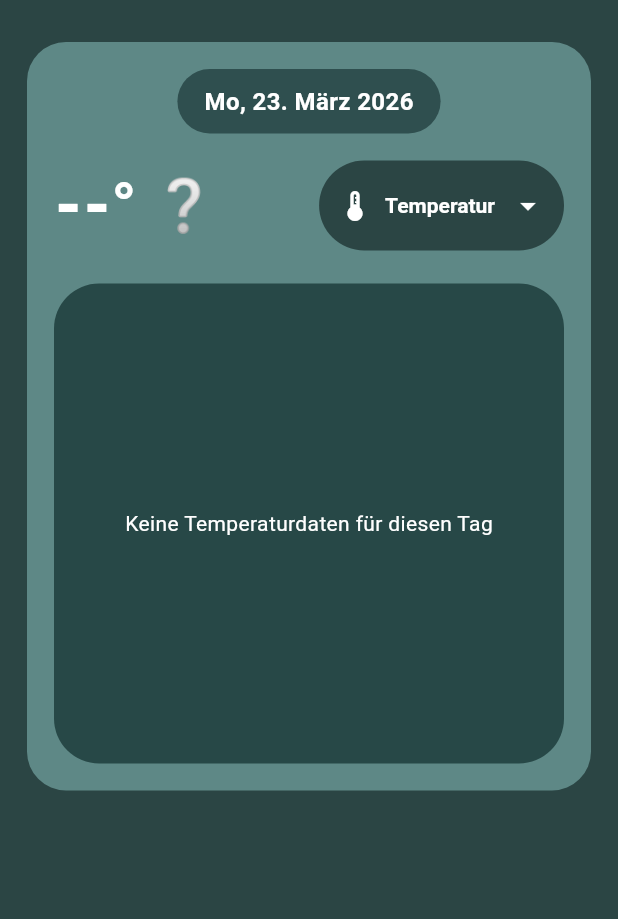
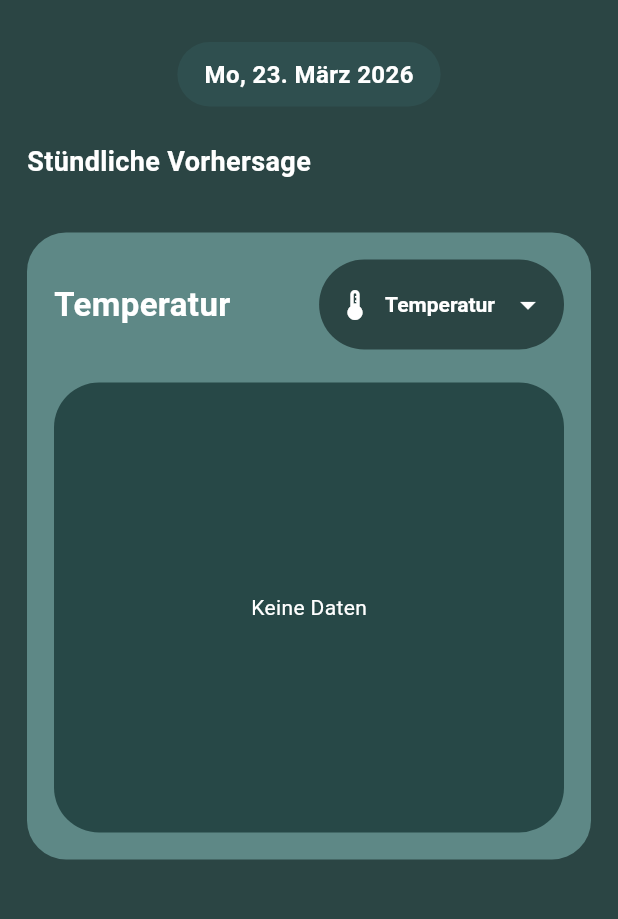
Before and after one commit to Jonathansixt2310/FogCast_App, a Flutter app: the ForecastDetailPage screen opened directly with empty values, on a phone screen of 412 x 824 dp, the part 63-982 px from its top. Run offline on Flutter 3.47's test engine with Material 3 defaults, Android fonts, the phone set to English and light mode, and no system bars; our stand-ins replace flutter_riverpod; network calls fail.

Commit message:
Detailansicht - Stündliche Vorschau

```diff
--- a/lib/features/live_data/presentation/forecast_detail_page.dart
+++ b/lib/features/live_data/presentation/forecast_detail_page.dart
@@ -39,6 +39,15 @@ class _ForecastDetailPageState extends ConsumerState<ForecastDetailPage> {
         .toList()
       ..sort((a, b) => a.date.compareTo(b.date));
 
+    // 1. Filtern für die stündliche Liste
+    final now = DateTime.now();
+    final hourlyItems = dayData.where((f) {
+      if (targetDate.year == now.year && targetDate.month == now.month && targetDate.day == now.day) {
+        return f.date.isAfter(now) || f.date.isAtSameMomentAs(now);
+      }
+      return true;
+    }).toList();
+
     // --- Metric-Konfiguration ... ---
     final metric = _MetricConfig.fromKey(_selectedMetric);
 
@@ -50,6 +59,7 @@ class _ForecastDetailPageState extends ConsumerState<ForecastDetailPage> {
         spots.add(FlSpot(x, y));
       }
     }
+
 
     // Min/Max fürs Scaling
     double? minY;
@@ -86,23 +96,13 @@ class _ForecastDetailPageState extends ConsumerState<ForecastDetailPage> {
           ),
         ),
       ),
-      body: Padding(
+      body: SingleChildScrollView(
         padding: const EdgeInsets.symmetric(horizontal: 18, vertical: 14),
         child: Column(
+          crossAxisAlignment: CrossAxisAlignment.start,
           children: [
-            // --- GROSSE FORECAST KACHEL ---
-            Container(
-              decoration: BoxDecoration(
-                color: tile,
-                borderRadius: BorderRadius.circular(26),
-              ),
-              padding: const EdgeInsets.all(18),
-              child: Column(
-                crossAxisAlignment: CrossAxisAlignment.stretch,
-                children: [
-                  // DATUM PILL (morgen)
-                  Align(
-                    alignment: Alignment.center,
+            // --- 1. DATUM PILL ---
+            Center(
               child: Container(
                 padding: const EdgeInsets.symmetric(horizontal: 18, vertical: 10),
                 decoration: BoxDecoration(
@@ -120,99 +120,82 @@ class _ForecastDetailPageState extends ConsumerState<ForecastDetailPage> {
               ),
             ),
 
-                  const SizedBox(height: 18),
+            const SizedBox(height: 24),
 
-                  // VALUE + ICON + DROPDOWN
+            // --- 2. VERTIKALE STÜNDLICHE VORHERSAGE ---
+            const Text(
+              'Stündliche Vorhersage',
+              style: TextStyle(
+                color: white,
+                fontSize: 18,
+                fontWeight: FontWeight.bold,
+              ),
+            ),
+            const SizedBox(height: 14),
+
+            // Wir nutzen hier eine Column statt ListView, damit alles
+            // gemeinsam im SingleChildScrollView scrollt.
+            Column(
+              children: hourlyItems.map((item) {
+                return Padding(
+                  padding: const EdgeInsets.only(bottom: 12),
+                  child: _HourlyVerticalTile(
+                    item: item,
+                    emoji: _weatherEmojiFromCode(item.weatherCode),
+                  ),
+                );
+              }).toList(),
+            ),
+
+            const SizedBox(height: 20),
+
+            // --- 3. CHART BEREICH ---
+            Container(
+              decoration: BoxDecoration(
+                color: tile,
+                borderRadius: BorderRadius.circular(26),
+              ),
+              padding: const EdgeInsets.all(18),
+              child: Column(
+                crossAxisAlignment: CrossAxisAlignment.stretch,
+                children: [
                   Row(
+                    mainAxisAlignment: MainAxisAlignment.spaceBetween,
                     children: [
                       Text(
-                        headlineValue,
+                        _selectedMetric,
                         style: const TextStyle(
                           color: white,
-                          fontSize: 42,
-                          fontWeight: FontWeight.w900,
+                          fontSize: 22,
+                          fontWeight: FontWeight.bold,
                         ),
                       ),
-                      if (_selectedMetric == 'Temperatur') ...[
-                        const SizedBox(width: 10),
-                        Text(
-                          emoji,
-                          style: const TextStyle(fontSize: 34),
-                        ),
-                      ],
-                      const Spacer(),
                       _MetricDropdown(
                         value: _selectedMetric,
                         onChanged: (v) => setState(() => _selectedMetric = v),
                       ),
                     ],
                   ),
-
                   const SizedBox(height: 22),
-
-                  // CHART TILE
                   Container(
-                    height: 320,
+                    height: 300,
                     decoration: BoxDecoration(
                       color: chartBg,
                       borderRadius: BorderRadius.circular(30),
                     ),
                     padding: const EdgeInsets.all(16),
                     child: (spots.length < 2)
-                        ? Center(
-                      child: Text(
-                        'Keine ${metric.label}daten für diesen Tag',
-                        style: const TextStyle(color: white),
-                      ),
-                    )
+                        ? const Center(child: Text('Keine Daten', style: TextStyle(color: white)))
                         : LineChart(
                       LineChartData(
-                        minX: 0,
-                        maxX: 23.99,
-                        minY: minY,
-                        maxY: maxY,
-                        gridData: const FlGridData(show: true),
-                        borderData: FlBorderData(show: false),
-                        titlesData: FlTitlesData(
-                          topTitles: const AxisTitles(
-                            sideTitles: SideTitles(showTitles: false),
-                          ),
-                          rightTitles: const AxisTitles(
-                            sideTitles: SideTitles(showTitles: false),
-                          ),
-                          leftTitles: AxisTitles(
-                            sideTitles: SideTitles(
-                              showTitles: true,
-                              reservedSize: 44,
-                              getTitlesWidget: (value, meta) {
-                                return Text(
-                                  value.toStringAsFixed(0),
-                                  style: const TextStyle(color: white, fontSize: 12),
-                                );
-                              },
-                            ),
-                          ),
-                          bottomTitles: AxisTitles(
-                            sideTitles: SideTitles(
-                              showTitles: true,
-                              interval: 6,
-                              getTitlesWidget: (value, meta) {
-                                final h = value.round();
-                                return Text(
-                                  '${h.toString().padLeft(2, '0')}:00',
-                                  style: const TextStyle(color: white, fontSize: 12),
-                                );
-                              },
-                            ),
-                          ),
-                        ),
+                        // ... deine bestehende LineChartData Konfiguration ...
                         lineBarsData: [
                           LineChartBarData(
                             spots: spots,
                             isCurved: true,
                             barWidth: 3,
+                            color: Colors.white,
                             dotData: const FlDotData(show: false),
-                            belowBarData: BarAreaData(show: false),
                           ),
                         ],
                       ),
@@ -418,3 +401,83 @@ String _weatherEmojiFromCode(int? code) {
   if (code == null) return "❔";
   return iconMap[code] ?? "❔";
 }
+
+class _HourlyVerticalTile extends StatelessWidget {
+  final ForecastDto item;
+  final String emoji;
+
+  const _HourlyVerticalTile({required this.item, required this.emoji});
+
+  @override
+  Widget build(BuildContext context) {
+    return Container(
+      padding: const EdgeInsets.symmetric(horizontal: 16, vertical: 12),
+      decoration: BoxDecoration(
+        color: const Color(0xFF5E8886), // Deine 'tile' Farbe
+        borderRadius: BorderRadius.circular(15),
+      ),
+      child: Row(
+        children: [
+          // 1. Uhrzeit
+          SizedBox(
+            width: 45,
+            child: Text(
+              "${item.date.hour.toString().padLeft(2, '0')}:00",
+              style: const TextStyle(color: Colors.white, fontWeight: FontWeight.bold),
+            ),
+          ),
+
+          // 2. Wetter-Icon
+          SizedBox(width: 35, child: Text(emoji, style: const TextStyle(fontSize: 22))),
+
+          // 3. Temperatur
+          SizedBox(
+            width: 45,
+            child: Text(
+              "${item.temperature.round()}°",
+              style: const TextStyle(color: Colors.white, fontSize: 16, fontWeight: FontWeight.bold),
+            ),
+          ),
+
+          const Spacer(),
+
+          // 4. Windstärke
+          _SmallWeatherInfo(
+            icon: Icons.air,
+            value: "${item.windSpeed?.toStringAsFixed(1) ?? '0'} m/s",
+          ),
+
+          const SizedBox(width: 12),
+
+          // 5. Niederschlag (Menge)
+          _SmallWeatherInfo(
+            icon: Icons.grain,
+            value: "${item.precipitation?.toStringAsFixed(1) ?? '0'} mm",
+          ),
+        ],
+      ),
+    );
+  }
+}
+
+/// Hilfs-Widget für die kleinen Info-Icons in der Kachel
+class _SmallWeatherInfo extends StatelessWidget {
+  final IconData icon;
+  final String value;
+
+  const _SmallWeatherInfo({required this.icon, required this.value});
+
+  @override
+  Widget build(BuildContext context) {
+    return Row(
+      children: [
+        Icon(icon, color: Colors.white70, size: 14),
+        const SizedBox(width: 4),
+        Text(
+          value,
+          style: const TextStyle(color: Colors.white, fontSize: 12),
+        ),
+      ],
+    );
+  }
+}
```
Lines whose indentation alone changed are shown as unchanged.
